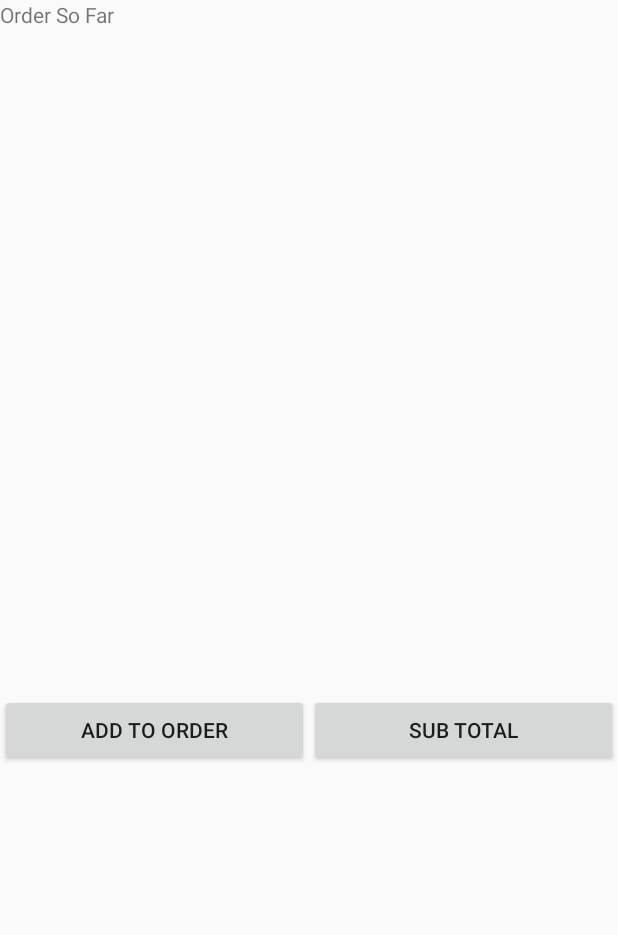
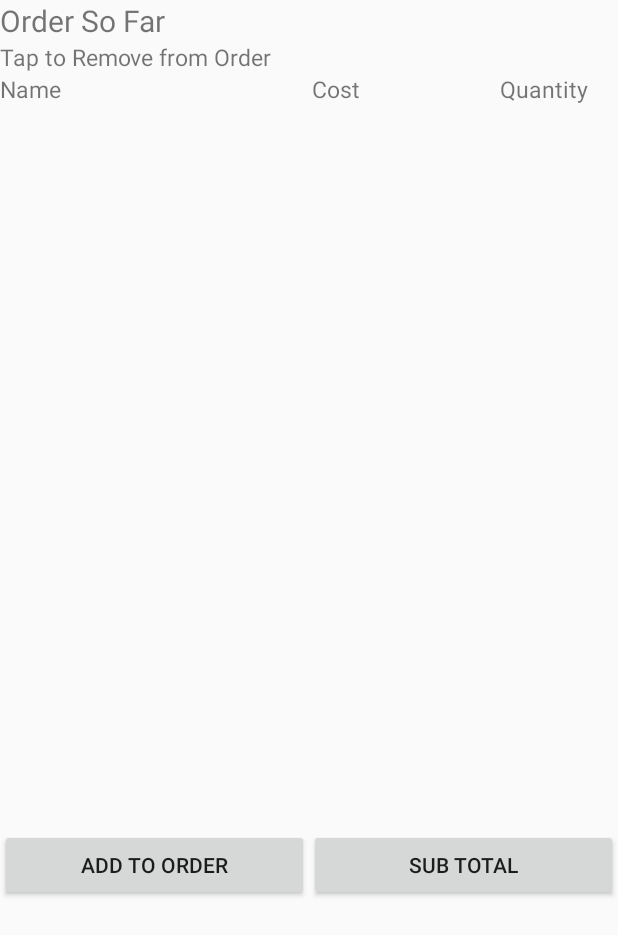
Before and after one commit to 18932508/MADAssignment, an Android app: the layout activity_order_main.xml on its own in the app's theme, with its tools: preview values and no code run, on a phone screen of 412 x 824 dp. Shown: the top 935 px of the screen. Run offline under Robolectric (Android 15) with nearby library versions, the phone set to English and light mode, and no system bars; network calls fail.

Commit message:
Final Upload for submission

```diff
--- a/app/src/main/res/layout/activity_order_main.xml
+++ b/app/src/main/res/layout/activity_order_main.xml
@@ -1,9 +1,10 @@
 <?xml version="1.0" encoding="utf-8"?>
-<android.support.constraint.ConstraintLayout xmlns:android="http://schemas.android.com/apk/res/android"
+<LinearLayout xmlns:android="http://schemas.android.com/apk/res/android"
     xmlns:app="http://schemas.android.com/apk/res-auto"
     xmlns:tools="http://schemas.android.com/tools"
     android:layout_width="match_parent"
     android:layout_height="match_parent"
+    android:orientation="vertical"
     tools:context=".OrderMain">
 
     <LinearLayout
@@ -15,12 +16,50 @@
             android:id="@+id/warningTextView"
             android:layout_width="match_parent"
             android:layout_height="wrap_content"
-            android:text="Order So Far" />
+            android:text="Order So Far"
+            android:textSize="20dp" />
+
+        <TextView
+            android:id="@+id/textView8"
+            android:layout_width="match_parent"
+            android:layout_height="wrap_content"
+            android:text="Tap to Remove from Order"
+            android:textSize="15dp" />
+
+        <LinearLayout
+            android:layout_width="match_parent"
+            android:layout_height="wrap_content"
+            android:orientation="horizontal">
+
+            <TextView
+                android:id="@+id/textView3"
+                android:layout_width="188dp"
+                android:layout_height="wrap_content"
+                android:layout_weight="1"
+                android:text="Name"
+                android:textSize="15dp" />
+
+            <TextView
+                android:id="@+id/textView4"
+                android:layout_width="105dp"
+                android:layout_height="wrap_content"
+                android:layout_weight="1"
+                android:text="Cost"
+                android:textSize="15dp" />
+
+            <TextView
+                android:id="@+id/textView5"
+                android:layout_width="wrap_content"
+                android:layout_height="wrap_content"
+                android:layout_weight="1"
+                android:text="Quantity"
+                android:textSize="15dp" />
+        </LinearLayout>
 
         <ListView
             android:id="@+id/orderListView"
             android:layout_width="match_parent"
-            android:layout_height="424dp">
+            android:layout_height="463dp">
 
         </ListView>
 
@@ -51,4 +90,4 @@
 
     </LinearLayout>
 
-</android.support.constraint.ConstraintLayout>
+</LinearLayout>
--- a/app/src/main/res/layout/activity_table_number.xml
+++ b/app/src/main/res/layout/activity_table_number.xml
@@ -17,7 +17,8 @@
             android:layout_height="wrap_content"
             android:text="Please select a Table Number"
             tools:layout_editor_absoluteX="115dp"
-            tools:layout_editor_absoluteY="178dp" />
+            tools:layout_editor_absoluteY="178dp"
+            android:textSize="20dp"/>
 
         <Spinner
             android:id="@+id/tableNumberSpinner"
```
Also changed, not shown: app/src/main/res/layout/activity_main.xml (+5 -5 lines), app/src/main/res/layout/activity_order_add.xml (+36 -4 lines), app/src/main/res/layout/activity_sub_total.xml (+36 -5 lines).
